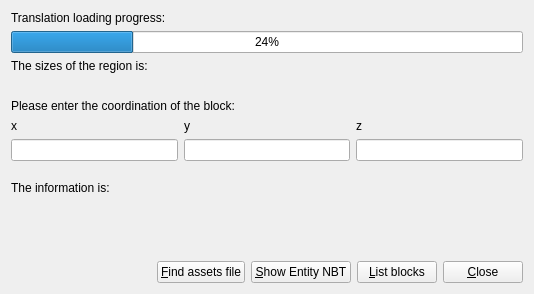
Before: the Qt Designer form src/qt/blockreaderui.ui in DreamHelium/dhlrc, drawn with Qt 5.
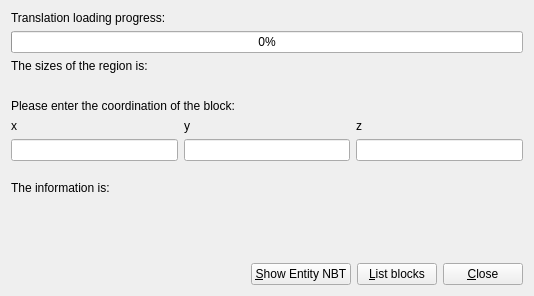
After: the same form once the commit is applied.

What changed in the file:
```diff
--- a/src/qt/blockreaderui.ui
+++ b/src/qt/blockreaderui.ui
@@ -7,7 +7,7 @@
     <x>0</x>
     <y>0</y>
     <width>534</width>
-    <height>294</height>
+    <height>296</height>
    </rect>
   </property>
   <property name="windowTitle">
@@ -30,7 +30,7 @@
          <item>
           <widget class="QProgressBar" name="progressBar">
            <property name="value">
-            <number>24</number>
+            <number>0</number>
            </property>
           </widget>
          </item>
@@ -134,13 +134,6 @@
          </property>
         </spacer>
        </item>
-       <item>
-        <widget class="QPushButton" name="assetsBtn">
-         <property name="text">
-          <string>&amp;Find assets file</string>
-         </property>
-        </widget>
-       </item>
        <item>
         <widget class="QPushButton" name="entityBtn">
          <property name="text">
```
